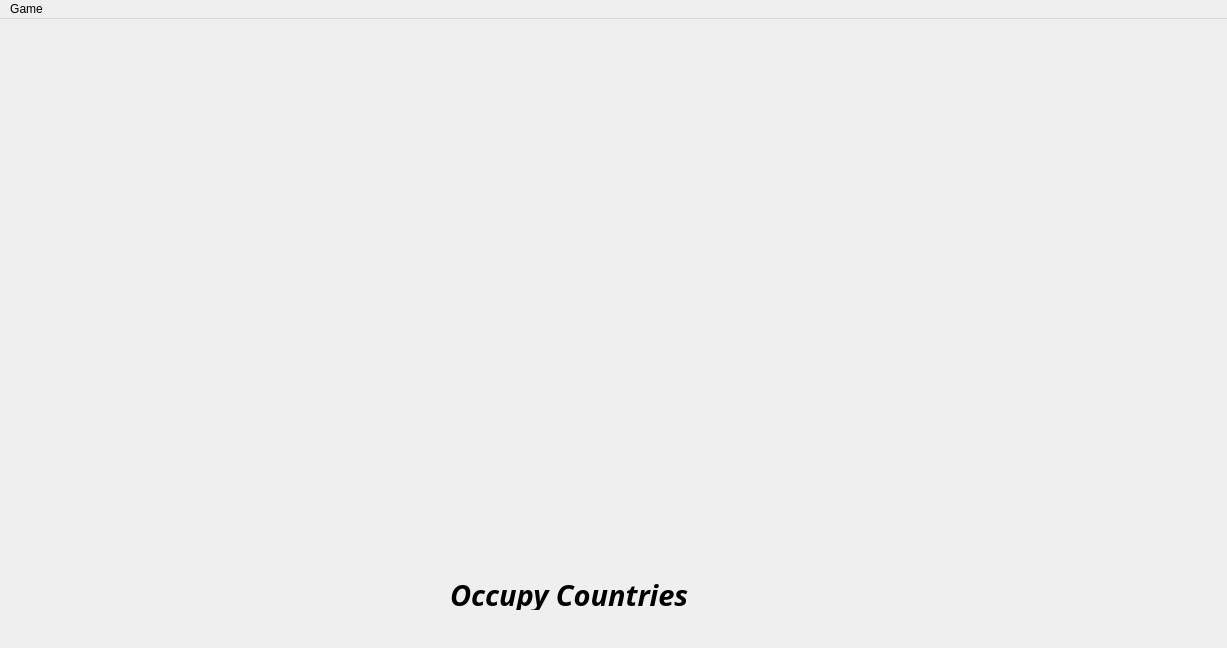
This is mainwindow.ui in TheLastKiwi/Risk as Qt 5 draws it before an edit. The edited form follows.
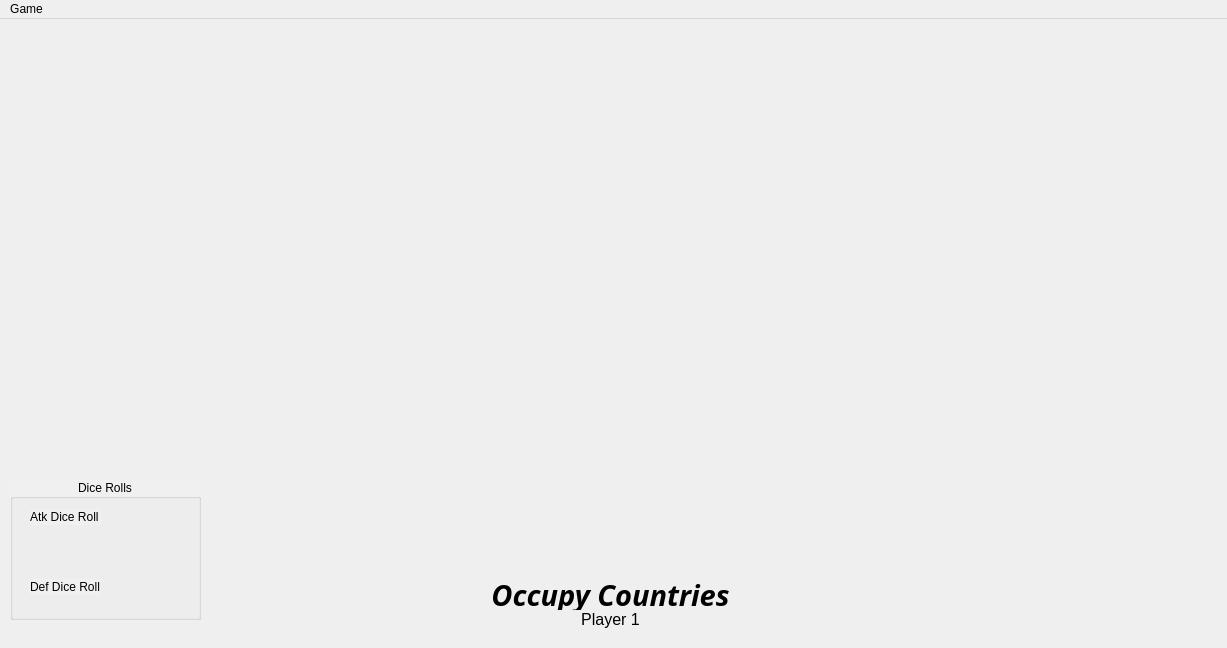
This is the edited form. Icons and pictures are not drawn.

Commit message: Added current player label and dice roll frame

Patch:
```diff
--- a/mainwindow.ui
+++ b/mainwindow.ui
@@ -20,9 +20,9 @@
    <widget class="QLabel" name="lblPhase">
     <property name="geometry">
      <rect>
-      <x>450</x>
+      <x>0</x>
       <y>560</y>
-      <width>301</width>
+      <width>1221</width>
       <height>31</height>
      </rect>
     </property>
@@ -35,9 +35,85 @@
       <bold>true</bold>
      </font>
     </property>
+    <property name="styleSheet">
+     <string notr="true">background-image: url(:/Directions/Neighbors.txt);</string>
+    </property>
     <property name="text">
      <string>Occupy Countries</string>
     </property>
+    <property name="alignment">
+     <set>Qt::AlignCenter</set>
+    </property>
+   </widget>
+   <widget class="QLabel" name="lblPlayer">
+    <property name="geometry">
+     <rect>
+      <x>0</x>
+      <y>590</y>
+      <width>1221</width>
+      <height>20</height>
+     </rect>
+    </property>
+    <property name="font">
+     <font>
+      <pointsize>12</pointsize>
+     </font>
+    </property>
+    <property name="styleSheet">
+     <string notr="true">background-image: url(:/Directions/Neighbors.txt);</string>
+    </property>
+    <property name="text">
+     <string>Player 1</string>
+    </property>
+    <property name="alignment">
+     <set>Qt::AlignCenter</set>
+    </property>
+   </widget>
+   <widget class="QGroupBox" name="groupBox">
+    <property name="geometry">
+     <rect>
+      <x>10</x>
+      <y>460</y>
+      <width>191</width>
+      <height>141</height>
+     </rect>
+    </property>
+    <property name="styleSheet">
+     <string notr="true">background-color: rgb(240, 240, 240);
+background-image: url(:/Directions/Neighbors.txt);</string>
+    </property>
+    <property name="title">
+     <string>Dice Rolls</string>
+    </property>
+    <property name="alignment">
+     <set>Qt::AlignCenter</set>
+    </property>
+    <widget class="QLabel" name="lblDiceAtk">
+     <property name="geometry">
+      <rect>
+       <x>20</x>
+       <y>30</y>
+       <width>71</width>
+       <height>16</height>
+      </rect>
+     </property>
+     <property name="text">
+      <string>Atk Dice Roll</string>
+     </property>
+    </widget>
+    <widget class="QLabel" name="lblDiceDef">
+     <property name="geometry">
+      <rect>
+       <x>20</x>
+       <y>100</y>
+       <width>71</width>
+       <height>16</height>
+      </rect>
+     </property>
+     <property name="text">
+      <string>Def Dice Roll</string>
+     </property>
+    </widget>
    </widget>
   </widget>
   <widget class="QMenuBar" name="menuBar">
```
The commit also changes 7 other files.
